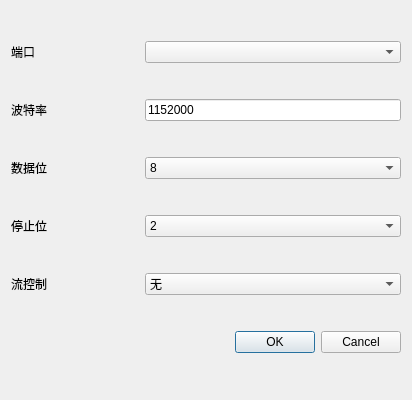
Before: the Qt Designer form ZJUEEG/portset.ui in xuhwei/qtforads1299, drawn with Qt 5.
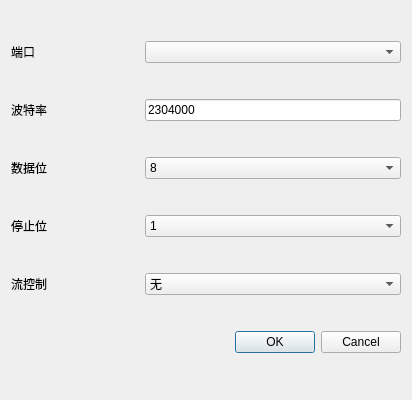
After: the same form once the commit is applied.

Patch:
```diff
--- a/ZJUEEG/portset.ui
+++ b/ZJUEEG/portset.ui
@@ -44,7 +44,7 @@
      <item>
       <widget class="QLineEdit" name="bandrate">
        <property name="text">
-        <string>1152000</string>
+        <string>2304000</string>
        </property>
       </widget>
      </item>
@@ -96,11 +96,6 @@
      </item>
      <item>
       <widget class="QComboBox" name="stop_bit">
-       <item>
-        <property name="text">
-         <string>2</string>
-        </property>
-       </item>
        <item>
         <property name="text">
          <string>1</string>
```
Left out of the diff: 5 changed lines with no effect on the pictures.
